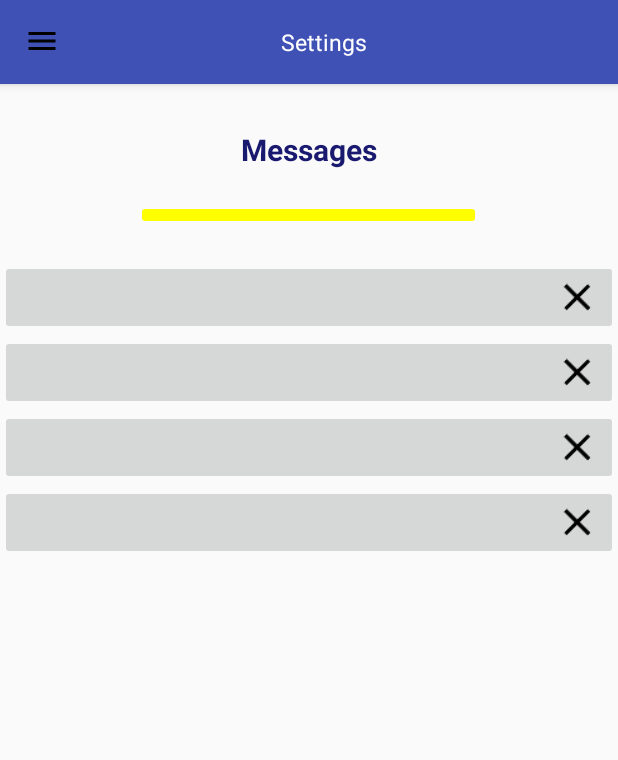
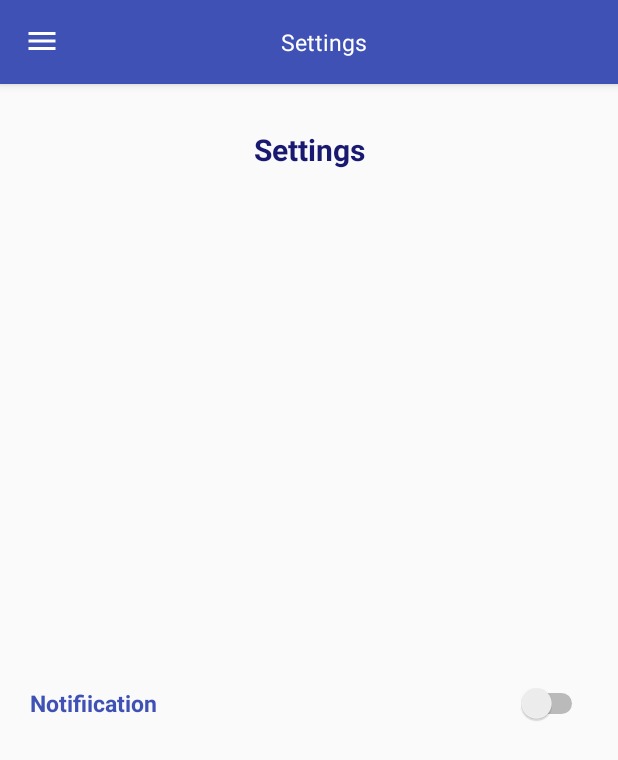
Before and after one commit to Jabito/StudentMonitoringCapstoneApp, an Android app: the NavigationActivity screen opened directly, with no data from a screen before it, after a tap on "Settings", on a phone screen of 412 x 824 dp. Shown: the top 760 px of the screen. Run offline under Robolectric (Android 15) with nearby library versions, the phone set to English and light mode, and no system bars; our stand-ins replace ButterKnife, CircleImageView; libraries missing offline, so code that uses them is left out: retrofit2.adapter.rxjava; 3 statements that could not run were skipped; 1 other tap on this screen came first.

Commit message:
push sms

```diff
--- a/app/src/main/java/com/jambi/macbookpro/smsapp/NavigationActivity.java
+++ b/app/src/main/java/com/jambi/macbookpro/smsapp/NavigationActivity.java
@@ -21,6 +21,7 @@ import com.jambi.macbookpro.smsapp.fragments.AttendanceFragment;
 import com.jambi.macbookpro.smsapp.fragments.HomeFragment;
 import com.jambi.macbookpro.smsapp.fragments.MessagesFragment;
 import com.jambi.macbookpro.smsapp.fragments.ParentInfoFragment;
+import com.jambi.macbookpro.smsapp.fragments.SettingsFragment;
 import com.jambi.macbookpro.smsapp.fragments.StudentInfoFragment;
 import com.jambi.macbookpro.smsapp.model.Parent;
 import com.jambi.macbookpro.smsapp.model.User;
@@ -188,7 +189,7 @@ public class NavigationActivity extends AppCompatActivity implements View.OnClic
             case R.id.nav_settings:
                 tv_header.setText(context.getString(R.string.action_settings));
                 fragment = null;
-                fragment = new MessagesFragment();
+                fragment = new SettingsFragment();
                 fragmentTransaction = getSupportFragmentManager().beginTransaction();
                 fragmentTransaction.replace(R.id.container_body, fragment);
                 fragmentTransaction.commit();
--- /dev/null
+++ b/app/src/main/java/com/jambi/macbookpro/smsapp/callback/SettingsCallback.java
@@ -0,0 +1,15 @@
+package com.jambi.macbookpro.smsapp.callback;
+
+import com.jambi.macbookpro.smsapp.model.AnnouncementDetails;
+
+/**
+ * Created by IPC on 11/26/2017.
+ */
+
+public interface SettingsCallback {
+
+
+    void onSuccess(AnnouncementDetails body);
+
+    void onError(String s);
+}
--- /dev/null
+++ b/app/src/main/java/com/jambi/macbookpro/smsapp/fragments/SettingsFragment.java
@@ -0,0 +1,114 @@
+package com.jambi.macbookpro.smsapp.fragments;
+
+import android.content.Context;
+import android.os.Bundle;
+import android.support.annotation.Nullable;
+import android.support.v4.app.Fragment;
+import android.view.LayoutInflater;
+import android.view.View;
+import android.view.ViewGroup;
+import android.widget.CompoundButton;
+import android.widget.LinearLayout;
+import android.widget.Switch;
+import android.widget.TextView;
+import android.widget.Toast;
+
+import com.jambi.macbookpro.smsapp.R;
+import com.jambi.macbookpro.smsapp.callback.SettingsCallback;
+import com.jambi.macbookpro.smsapp.implement.SettingsImplement;
+import com.jambi.macbookpro.smsapp.model.AnnouncementDetails;
+import com.jambi.macbookpro.smsapp.utilities.CustomDialog;
+import com.jambi.macbookpro.smsapp.utilities.ErrorMessage;
+import com.jambi.macbookpro.smsapp.utilities.NetworkTest;
+import com.jambi.macbookpro.smsapp.utilities.SharedPref;
+
+import butterknife.BindView;
+import butterknife.ButterKnife;
+
+/**
+ * Created by IPC on 11/26/2017.
+ */
+
+public class SettingsFragment extends Fragment implements CompoundButton.OnCheckedChangeListener, SettingsCallback {
+
+    @BindView(R.id.switch_toggle)
+    Switch switch_toggle;
+
+    SettingsImplement implement;
+    Context context;
+    CustomDialog dialog;
+    SettingsCallback callback;
+    String parentId;
+
+    @Override
+    public void onCreate(@Nullable Bundle savedInstanceState) {
+        super.onCreate(savedInstanceState);
+    }
+
+    @Nullable
+    @Override
+    public View onCreateView(LayoutInflater inflater, ViewGroup container, Bundle savedInstanceState) {
+        View view = inflater.inflate(R.layout.fragment_settings, container, false);
+        ButterKnife.bind(this, view);
+        context = getContext();
+        callback = this;
+        dialog = new CustomDialog();
+        implement = new SettingsImplement(context);
+        parentId = SharedPref.getStringValue(SharedPref.USER, SharedPref.PARENT_ID, context);
+
+        switch_toggle.setOnCheckedChangeListener(this);
+
+        try {
+            if (SharedPref.getStringValue(SharedPref.USER, SharedPref.SMS_TOGGLE, context).equalsIgnoreCase("true")) {
+                switch_toggle.setChecked(true);
+            } else if (SharedPref.getStringValue(SharedPref.USER, SharedPref.SMS_TOGGLE, context).equalsIgnoreCase("false")) {
+                switch_toggle.setChecked(false);
+            }
+        } catch (Exception e) {
+
+        }
+
+        return view;
+    }
+
+    @Override
+    public void onCheckedChanged(CompoundButton compoundButton, boolean isChecked) {
+        if (isChecked) {
+            if (NetworkTest.isOnline(context)) {
+                implement.setToggleSms(isChecked, parentId, callback);
+                setShared(isChecked, SharedPref.SMS_TOGGLE);
+            } else {
+                switch_toggle.setChecked(!isChecked);
+                dialog.showMessage(context, dialog.NO_Internet_title, dialog.NO_Internet, 1);
+            }
+        } else {
+            if (NetworkTest.isOnline(context)) {
+                implement.setToggleSms(isChecked, parentId, callback);
+                setShared(isChecked, SharedPref.SMS_TOGGLE);
+            } else {
+                switch_toggle.setChecked(isChecked);
+                dialog.showMessage(context, dialog.NO_Internet_title, dialog.NO_Internet, 1);
+            }
+        }
+    }
+
+    @Override
+    public void onSuccess(AnnouncementDetails body) {
+
+    }
+
+    @Override
+    public void onError(String s) {
+        dialog.showMessage(context, dialog.NO_Internet_title, ErrorMessage.setErrorMessage(s), 1);
+    }
+
+    private void setShared(Boolean isChecked, String key) {
+        if (isChecked) {
+            SharedPref.setStringValue(SharedPref.USER, key, "true", context);
+        } else {
+            SharedPref.setStringValue(SharedPref.USER, key, "false", context);
+
+        }
+
+    }
+}
--- /dev/null
+++ b/app/src/main/java/com/jambi/macbookpro/smsapp/implement/SettingsImplement.java
@@ -0,0 +1,23 @@
+package com.jambi.macbookpro.smsapp.implement;
+
+import android.content.Context;
+
+import com.jambi.macbookpro.smsapp.apiCalls.APICall;
+import com.jambi.macbookpro.smsapp.callback.LoginCallback;
+import com.jambi.macbookpro.smsapp.callback.SettingsCallback;
+
+/**
+ * Created by IPC on 11/26/2017.
+ */
+
+public class SettingsImplement {
+    private Context context;
+
+    public SettingsImplement(Context context) {
+        this.context = context;
+    }
+
+    public void setToggleSms(Boolean isChecked,String id, SettingsCallback callback) {
+        APICall.setToggleSms(isChecked, id, callback);
+    }
+}
--- a/app/src/main/java/com/jambi/macbookpro/smsapp/services/AppInterface.java
+++ b/app/src/main/java/com/jambi/macbookpro/smsapp/services/AppInterface.java
@@ -55,4 +55,10 @@ public interface AppInterface {
 
     @GET("/app/getAnnouncements")
     Call<AnnouncementDetails> getAnnouncements(@Query("parentId") String parentId);
+
+
+
+    @POST("/app/toggleSMS")
+    Call<AnnouncementDetails> setToggleSms(@Query("parentId") String parentId,
+                                           @Query("mode") Boolean mode);
 }
--- a/app/src/main/java/com/jambi/macbookpro/smsapp/utilities/SharedPref.java
+++ b/app/src/main/java/com/jambi/macbookpro/smsapp/utilities/SharedPref.java
@@ -60,7 +60,11 @@ public class SharedPref {
     public static String STUDENT_updatedOn = "STUDENT_updatedOn";
 
 
+    //used for checking of session
     public static String SESSION_ON = "SESSION_ON";
+
+    //used for checking of session
+    public static String SMS_TOGGLE = "SMS_TOGGLE";
 
     public void setBoolValue(String Key, boolean value, Context context) {
 
--- a/app/src/main/res/layout/announcement_layout.xml
+++ b/app/src/main/res/layout/announcement_layout.xml
@@ -21,7 +21,7 @@
             android:elevation="6dp"
             android:foreground="?selectableItemBackground"
             android:padding="16dp"
-            android:layout_weight="1"
+            android:layout_weight=".4"
             android:textColor="@color/BLACK" />
 
         <TextView
@@ -35,7 +35,7 @@
             android:padding="16dp"
             android:gravity="right"
             android:text="@string/read_more"
-            android:layout_weight="1"
+            android:layout_weight=".67"
             android:textColor="@color/BLACK" />
 
 
--- a/app/src/main/res/layout/app_bar_navigation.xml
+++ b/app/src/main/res/layout/app_bar_navigation.xml
@@ -32,7 +32,8 @@
                     android:background="@android:color/transparent"
                     android:layout_width="wrap_content"
                     android:layout_height="wrap_content"
-                    android:src="@drawable/ic_menu_black" />
+                    android:src="@drawable/ic_menu_black"
+                    android:tint="@color/WHITE"/>
 
                 <TextView
                     android:layout_width="match_parent"
@@ -41,7 +42,8 @@
                     android:layout_weight=".1"
                     android:id="@+id/tv_header"
                     android:textSize="@dimen/text_main"
-                    android:textColor="@android:color/white"/>
+                    android:textColor="@android:color/white"
+                    />
 
 
             </LinearLayout>
--- /dev/null
+++ b/app/src/main/res/layout/fragment_settings.xml
@@ -0,0 +1,40 @@
+<?xml version="1.0" encoding="utf-8"?>
+<LinearLayout xmlns:android="http://schemas.android.com/apk/res/android"
+    android:layout_width="match_parent"
+    android:layout_height="match_parent"
+    android:gravity="top"
+    android:orientation="vertical">
+
+    <TextView
+        android:layout_width="match_parent"
+        android:layout_height="wrap_content"
+        android:layout_marginTop="@dimen/max_margin"
+        android:gravity="center"
+        android:text="@string/settings"
+        android:textAlignment="center"
+        android:textColor="@color/midnightBlue"
+        android:textSize="@dimen/text_normal"
+        android:textStyle="bold" />
+
+
+    <LinearLayout
+        android:layout_width="match_parent"
+        android:layout_height="match_parent"
+        android:gravity="center"
+        android:orientation="vertical">
+
+        <Switch
+            android:id="@+id/switch_toggle"
+            android:layout_width="match_parent"
+            android:layout_height="wrap_content"
+            android:gravity="center_vertical"
+            android:padding="@dimen/margin"
+            android:text="Notifiication"
+            android:textColor="@color/colorPrimary"
+            android:textSize="@dimen/nav_text_size"
+            android:textStyle="bold"
+            android:theme="@style/SwitchTheme" />
+    </LinearLayout>
+
+
+</LinearLayout>
--- a/app/src/main/res/values/dimens.xml
+++ b/app/src/main/res/values/dimens.xml
@@ -18,6 +18,7 @@
     <dimen name="alert_circle_width">90dp</dimen>
     <dimen name="alert_circle_height">90dp</dimen>
 
+    <dimen name="image_size">15dp</dimen>
 
     <dimen name="max_margin">30dp</dimen>
     <dimen name="margin">20dp</dimen>
--- a/app/src/main/res/values/strings.xml
+++ b/app/src/main/res/values/strings.xml
@@ -13,7 +13,7 @@
     <string name="message_">Messages</string>
     <string name="logout">Logout</string>
 
-
+    <string name="settings">Settings</string>
     <string name="announcement">Announcement!</string>
     <string name="announcement_">Announcement</string>
     <string name="message_announcement">Lorem ipsum dolor sit amet, \n consecutor adipising elit, sed \n do euisomod tempor incidunt ut.</string>
@@ -23,6 +23,8 @@
 
     <string name="read_more">Read more</string>
     <string name="read_less">Read less</string>
+    <string name="toggleSmsOn">Turn On Sms</string>
+    <string name="toggleSmsOff">Turn Off Sms</string>
 
 
 </resources>
--- a/app/src/main/res/values/styles.xml
+++ b/app/src/main/res/values/styles.xml
@@ -61,4 +61,9 @@
     <style name="AppTheme.WhiteAccent">
         <item name="colorAccent">@color/WHITE</item> <!-- Whatever color you want-->
     </style>
+
+
+    <style name="SwitchTheme" parent="Theme.AppCompat.Light">
+        <item name="android:colorControlActivated">@color/colorPrimary</item>
+    </style>
 </resources>
```
Also changed, not shown: app/src/main/java/com/jambi/macbookpro/smsapp/apiCalls/APICall.java (+29 -0 lines).
